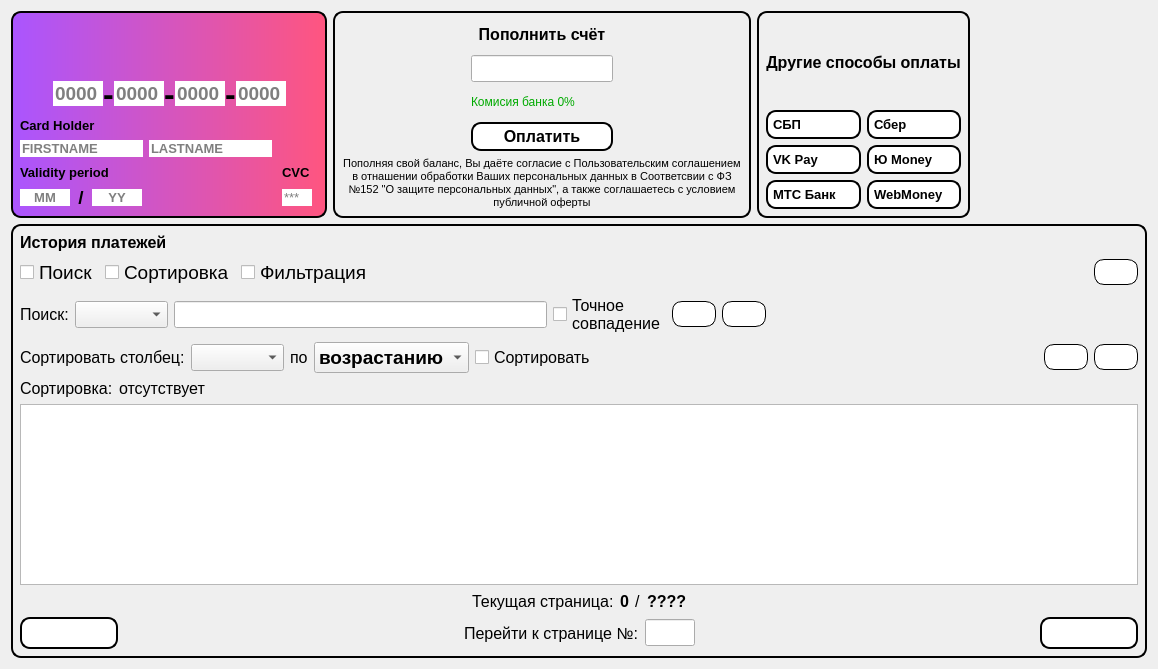
MyEdit/Casino_Client, file Gui/TabWidgets/Player/playerpayments.ui: the form before one commit.
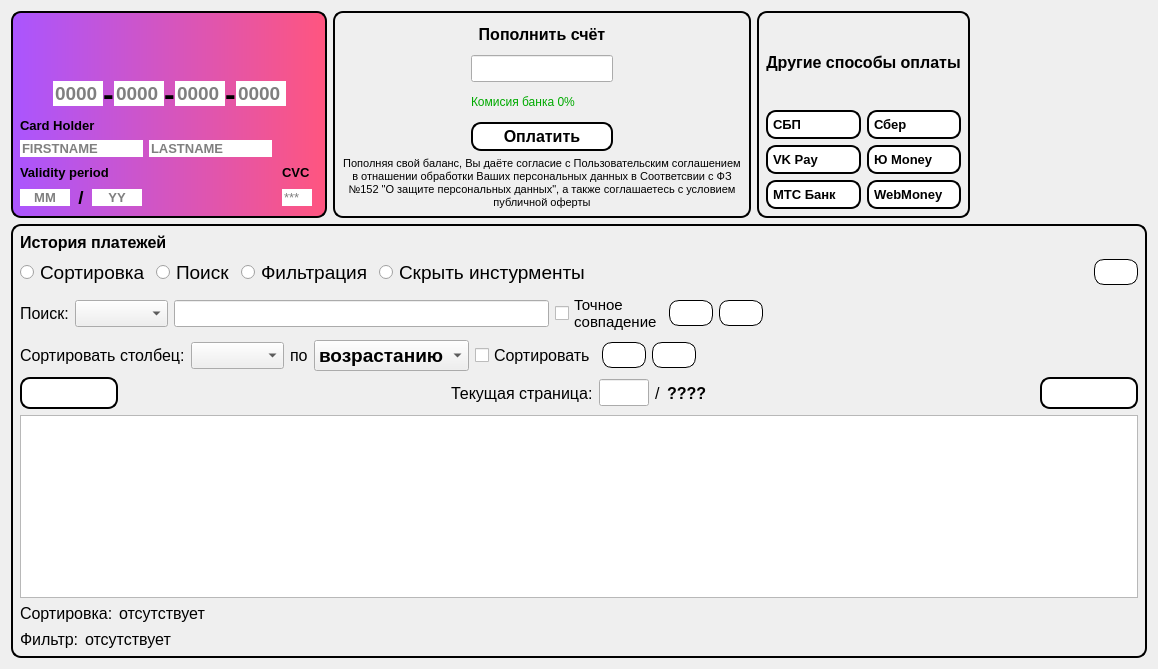
The form after the commit. Icons and pictures are not drawn.

```diff
--- a/Gui/TabWidgets/Player/playerpayments.ui
+++ b/Gui/TabWidgets/Player/playerpayments.ui
@@ -1139,20 +1139,7 @@
       <item>
        <layout class="QHBoxLayout" name="horizontalLayout_4">
         <item>
-         <widget class="QCheckBox" name="checkBox_Search">
-          <property name="font">
-           <font>
-            <family>Segoe UI</family>
-            <pointsize>14</pointsize>
-           </font>
-          </property>
-          <property name="text">
-           <string>Поиск</string>
-          </property>
-         </widget>
-        </item>
-        <item>
-         <widget class="QCheckBox" name="checkBox_Sorting">
+         <widget class="QRadioButton" name="radioButton_Sorting">
           <property name="font">
            <font>
             <family>Segoe UI</family>
@@ -1165,7 +1152,20 @@
          </widget>
         </item>
         <item>
-         <widget class="QCheckBox" name="checkBox_Filtr">
+         <widget class="QRadioButton" name="radioButton_Search">
+          <property name="font">
+           <font>
+            <family>Segoe UI</family>
+            <pointsize>14</pointsize>
+           </font>
+          </property>
+          <property name="text">
+           <string>Поиск</string>
+          </property>
+         </widget>
+        </item>
+        <item>
+         <widget class="QRadioButton" name="radioButton_Filtr">
           <property name="font">
            <font>
             <family>Segoe UI</family>
@@ -1177,6 +1177,19 @@
           </property>
          </widget>
         </item>
+        <item>
+         <widget class="QRadioButton" name="radioButton">
+          <property name="font">
+           <font>
+            <family>Segoe UI</family>
+            <pointsize>14</pointsize>
+           </font>
+          </property>
+          <property name="text">
+           <string>Скрыть инстурменты</string>
+          </property>
+         </widget>
+        </item>
         <item>
          <spacer name="horizontalSpacer_11">
           <property name="orientation">
@@ -1269,7 +1282,7 @@
           <property name="font">
            <font>
             <family>Segoe UI</family>
-            <pointsize>12</pointsize>
+            <pointsize>11</pointsize>
            </font>
           </property>
           <property name="text">
@@ -1450,19 +1463,6 @@
           </property>
          </widget>
         </item>
-        <item>
-         <spacer name="horizontalSpacer_13">
-          <property name="orientation">
-           <enum>Qt::Horizontal</enum>
-          </property>
-          <property name="sizeHint" stdset="0">
-           <size>
-            <width>0</width>
-            <height>0</height>
-           </size>
-          </property>
-         </spacer>
-        </item>
         <item>
          <widget class="QPushButton" name="addFilter">
           <property name="styleSheet">
@@ -1492,8 +1492,8 @@
           </property>
           <property name="iconSize">
            <size>
-            <width>24</width>
-            <height>24</height>
+            <width>32</width>
+            <height>32</height>
            </size>
           </property>
          </widget>
@@ -1527,56 +1527,14 @@
           </property>
           <property name="iconSize">
            <size>
-            <width>24</width>
-            <height>24</height>
+            <width>32</width>
+            <height>32</height>
            </size>
           </property>
          </widget>
         </item>
-       </layout>
-      </item>
-      <item>
-       <layout class="QHBoxLayout" name="horizontalLayout_2">
         <item>
-         <widget class="QLabel" name="label_15">
-          <property name="sizePolicy">
-           <sizepolicy hsizetype="Fixed" vsizetype="Preferred">
-            <horstretch>0</horstretch>
-            <verstretch>0</verstretch>
-           </sizepolicy>
-          </property>
-          <property name="font">
-           <font>
-            <family>Segoe UI</family>
-            <pointsize>12</pointsize>
-           </font>
-          </property>
-          <property name="text">
-           <string>Сортировка:</string>
-          </property>
-         </widget>
-        </item>
-        <item>
-         <widget class="QLabel" name="labelWhatKindSorting">
-          <property name="sizePolicy">
-           <sizepolicy hsizetype="Fixed" vsizetype="Preferred">
-            <horstretch>0</horstretch>
-            <verstretch>0</verstretch>
-           </sizepolicy>
-          </property>
-          <property name="font">
-           <font>
-            <family>Segoe UI</family>
-            <pointsize>12</pointsize>
-           </font>
-          </property>
-          <property name="text">
-           <string>отсутствует</string>
-          </property>
-         </widget>
-        </item>
-        <item>
-         <spacer name="horizontalSpacer_8">
+         <spacer name="horizontalSpacer_13">
           <property name="orientation">
            <enum>Qt::Horizontal</enum>
           </property>
@@ -1591,19 +1549,50 @@
        </layout>
       </item>
       <item>
-       <widget class="QTableView" name="tableView">
-        <property name="font">
-         <font>
-          <family>Segoe UI</family>
-          <pointsize>10</pointsize>
-         </font>
-        </property>
-       </widget>
-      </item>
-      <item>
-       <layout class="QHBoxLayout" name="horizontalLayout_6">
+       <layout class="QHBoxLayout" name="horizontalLayout_10">
         <item>
-         <spacer name="horizontalSpacer_9">
+         <widget class="QPushButton" name="prevButton">
+          <property name="font">
+           <font>
+            <family>Segoe UI</family>
+            <pointsize>18</pointsize>
+           </font>
+          </property>
+          <property name="styleSheet">
+           <string notr="true">QPushButton {
+	background-color: white;
+    border: 2px solid black; 
+    border-radius: 10px;
+    border-radius: 10px;
+    padding-left: 15px;
+    padding-right: 15px;
+}
+
+QPushButton:hover {
+    background-color: rgb(100, 88, 255);
+}
+
+QPushButton:pressed {
+	background-color: rgba(220, 60, 190, 255);
+}</string>
+          </property>
+          <property name="text">
+           <string/>
+          </property>
+          <property name="icon">
+           <iconset resource="../../../resources.qrc">
+            <normaloff>:/icons/resources/prev.png</normaloff>:/icons/resources/prev.png</iconset>
+          </property>
+          <property name="iconSize">
+           <size>
+            <width>32</width>
+            <height>32</height>
+           </size>
+          </property>
+         </widget>
+        </item>
+        <item>
+         <spacer name="horizontalSpacer_15">
           <property name="orientation">
            <enum>Qt::Horizontal</enum>
           </property>
@@ -1629,7 +1618,13 @@
          </widget>
         </item>
         <item>
-         <widget class="QLabel" name="labelCurrentPage">
+         <widget class="QLineEdit" name="currentPage">
+          <property name="maximumSize">
+           <size>
+            <width>50</width>
+            <height>16777215</height>
+           </size>
+          </property>
           <property name="font">
            <font>
             <family>Segoe UI</family>
@@ -1638,8 +1633,8 @@
             <bold>true</bold>
            </font>
           </property>
-          <property name="text">
-           <string>0</string>
+          <property name="alignment">
+           <set>Qt::AlignRight|Qt::AlignTrailing|Qt::AlignVCenter</set>
           </property>
          </widget>
         </item>
@@ -1672,106 +1667,6 @@
          </widget>
         </item>
         <item>
-         <spacer name="horizontalSpacer_10">
-          <property name="orientation">
-           <enum>Qt::Horizontal</enum>
-          </property>
-          <property name="sizeHint" stdset="0">
-           <size>
-            <width>40</width>
-            <height>20</height>
-           </size>
-          </property>
-         </spacer>
-        </item>
-       </layout>
-      </item>
-      <item>
-       <layout class="QHBoxLayout" name="horizontalLayout_10">
-        <item>
-         <widget class="QPushButton" name="prevButton">
-          <property name="font">
-           <font>
-            <family>Segoe UI</family>
-            <pointsize>18</pointsize>
-           </font>
-          </property>
-          <property name="styleSheet">
-           <string notr="true">QPushButton {
-	background-color: white;
-    border: 2px solid black; 
-    border-radius: 10px;
-    border-radius: 10px;
-    padding-left: 15px;
-    padding-right: 15px;
-}
-
-QPushButton:hover {
-    background-color: rgb(100, 88, 255);
-}
-
-QPushButton:pressed {
-	background-color: rgba(220, 60, 190, 255);
-}</string>
-          </property>
-          <property name="text">
-           <string/>
-          </property>
-          <property name="icon">
-           <iconset resource="../../../resources.qrc">
-            <normaloff>:/icons/resources/prev.png</normaloff>:/icons/resources/prev.png</iconset>
-          </property>
-          <property name="iconSize">
-           <size>
-            <width>32</width>
-            <height>32</height>
-           </size>
-          </property>
-         </widget>
-        </item>
-        <item>
-         <spacer name="horizontalSpacer_15">
-          <property name="orientation">
-           <enum>Qt::Horizontal</enum>
-          </property>
-          <property name="sizeHint" stdset="0">
-           <size>
-            <width>40</width>
-            <height>20</height>
-           </size>
-          </property>
-         </spacer>
-        </item>
-        <item>
-         <widget class="QLabel" name="label_6">
-          <property name="font">
-           <font>
-            <family>Segoe UI</family>
-            <pointsize>12</pointsize>
-           </font>
-          </property>
-          <property name="text">
-           <string>Перейти к странице №:</string>
-          </property>
-         </widget>
-        </item>
-        <item>
-         <widget class="QLineEdit" name="pageNumberToNavigate">
-          <property name="maximumSize">
-           <size>
-            <width>50</width>
-            <height>16777215</height>
-           </size>
-          </property>
-          <property name="font">
-           <font>
-            <family>Segoe UI</family>
-            <pointsize>12</pointsize>
-           </font>
-          </property>
-         </widget>
-        </item>
-        <item>
          <spacer name="horizontalSpacer_16">
           <property name="orientation">
            <enum>Qt::Horizontal</enum>
@@ -1827,6 +1722,114 @@
         </item>
        </layout>
       </item>
+      <item>
+       <widget class="QTableView" name="tableView">
+        <property name="font">
+         <font>
+          <family>Segoe UI</family>
+          <pointsize>10</pointsize>
+         </font>
+        </property>
+       </widget>
+      </item>
+      <item>
+       <layout class="QHBoxLayout" name="horizontalLayout_2">
+        <item>
+         <widget class="QLabel" name="label_15">
+          <property name="sizePolicy">
+           <sizepolicy hsizetype="Fixed" vsizetype="Preferred">
+            <horstretch>0</horstretch>
+            <verstretch>0</verstretch>
+           </sizepolicy>
+          </property>
+          <property name="font">
+           <font>
+            <family>Segoe UI</family>
+            <pointsize>12</pointsize>
+           </font>
+          </property>
+          <property name="text">
+           <string>Сортировка:</string>
+          </property>
+         </widget>
+        </item>
+        <item>
+         <widget class="QLabel" name="labelWhatKindSorting">
+          <property name="sizePolicy">
+           <sizepolicy hsizetype="Fixed" vsizetype="Preferred">
+            <horstretch>0</horstretch>
+            <verstretch>0</verstretch>
+           </sizepolicy>
+          </property>
+          <property name="font">
+           <font>
+            <family>Segoe UI</family>
+            <pointsize>12</pointsize>
+           </font>
+          </property>
+          <property name="text">
+           <string>отсутствует</string>
+          </property>
+         </widget>
+        </item>
+        <item>
+         <spacer name="horizontalSpacer_8">
+          <property name="orientation">
+           <enum>Qt::Horizontal</enum>
+          </property>
+          <property name="sizeHint" stdset="0">
+           <size>
+            <width>0</width>
+            <height>0</height>
+           </size>
+          </property>
+         </spacer>
+        </item>
+       </layout>
+      </item>
+      <item>
+       <layout class="QHBoxLayout" name="horizontalLayout_5">
+        <item>
+         <widget class="QLabel" name="label_18">
+          <property name="font">
+           <font>
+            <family>Segoe UI</family>
+            <pointsize>12</pointsize>
+           </font>
+          </property>
+          <property name="text">
+           <string>Фильтр:</string>
+          </property>
+         </widget>
+        </item>
+        <item>
+         <widget class="QLabel" name="labelWhatKindFilter">
+          <property name="font">
+           <font>
+            <family>Segoe UI</family>
+            <pointsize>12</pointsize>
+           </font>
+          </property>
+          <property name="text">
+           <string>отсутствует</string>
+          </property>
+         </widget>
+        </item>
+        <item>
+         <spacer name="horizontalSpacer_12">
+          <property name="orientation">
+           <enum>Qt::Horizontal</enum>
+          </property>
+          <property name="sizeHint" stdset="0">
+           <size>
+            <width>40</width>
+            <height>20</height>
+           </size>
+          </property>
+         </spacer>
+        </item>
+       </layout>
+      </item>
      </layout>
     </widget>
    </item>
```
Left out of the diff: 654 changed lines with no effect on the pictures.
